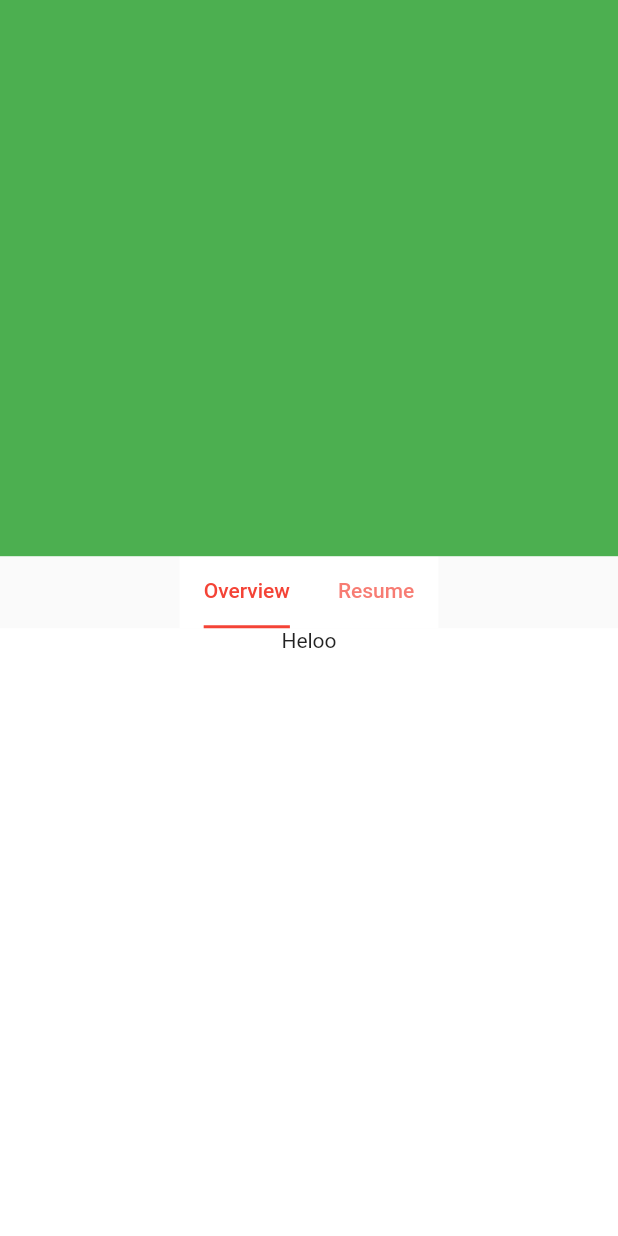
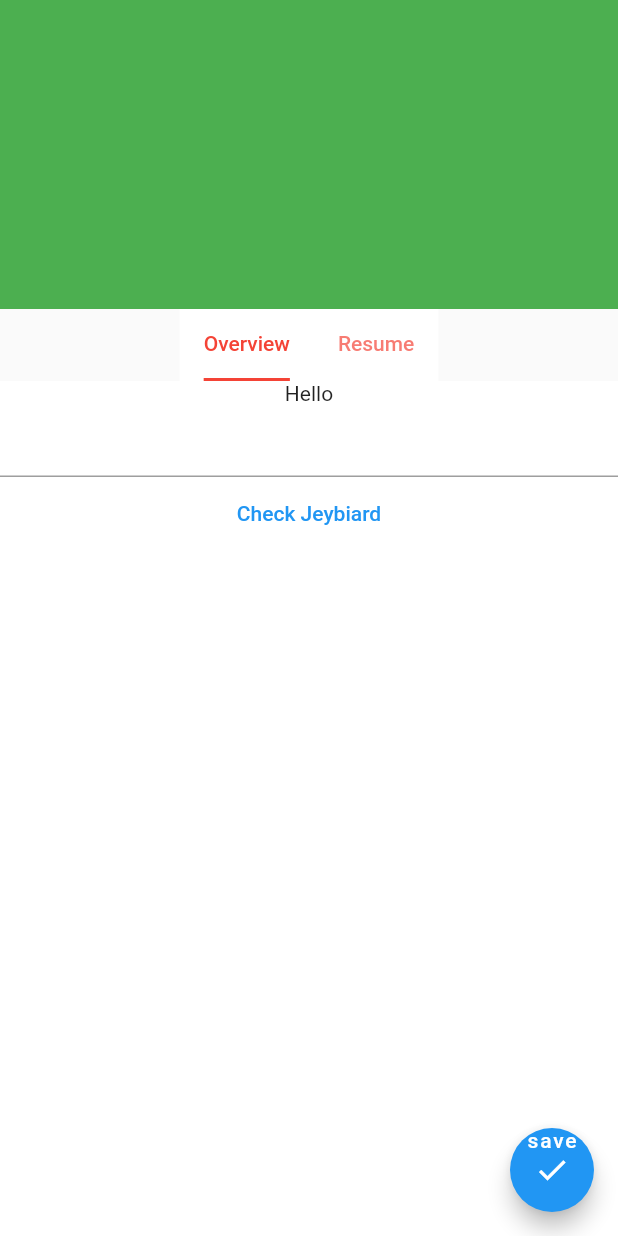
Before and after one commit to AsmaaRihan/NestedScrollView, a Flutter app: the screen it shows after launch, on a phone screen of 412 x 824 dp. Run offline on Flutter 3.47's test engine with Material 2 defaults, Android fonts, the phone set to English and light mode, and no system bars.

```diff
--- a/lib/MainPage.dart
+++ b/lib/MainPage.dart
@@ -22,6 +22,16 @@ class _MainPageState extends State<MainPage> with TickerProviderStateMixin {
     return DefaultTabController(
       length: 2,
       child: Scaffold(
+        floatingActionButton: !_keyboardIsVisible()
+            ? FloatingActionButton(
+                onPressed: () {
+                  print('save');
+                },
+                child: Column(
+                  children: [Text('save'), Icon(Icons.check)],
+                ),
+              )
+            : Container(),
         body: NestedScrollView(
             physics: NeverScrollableScrollPhysics(),
             headerSliverBuilder: (context, isScrolled) {
@@ -32,8 +42,8 @@ class _MainPageState extends State<MainPage> with TickerProviderStateMixin {
                   snap: false,
                   elevation: 50,
                   backgroundColor: Colors.green,
-                  collapsedHeight: MediaQuery.of(context).size.height * 0.45,
-                  expandedHeight: MediaQuery.of(context).size.height * 0.45,
+                  collapsedHeight: MediaQuery.of(context).size.height * 0.25,
+                  expandedHeight: MediaQuery.of(context).size.height * 0.25,
                   flexibleSpace: FlexibleSpaceBar(), // ProfileView()
                 ),
                 SliverPersistentHeader(
@@ -51,7 +61,19 @@ class _MainPageState extends State<MainPage> with TickerProviderStateMixin {
                 color: Colors.white,
                 child: SingleChildScrollView(
                   child: Column(
-                    children: [Text('Heloo')],
+                    children: [
+                      Text('Hello'),
+                      TextField(
+                        onChanged: (String val) {
+                          print('$val');
+                        },
+                      ),
+                      TextButton(
+                          onPressed: () {
+                            print(_keyboardIsVisible());
+                          },
+                          child: Text('Check Jeybiard')),
+                    ],
                   ),
                 ),
               ),
@@ -81,4 +103,8 @@ class _MainPageState extends State<MainPage> with TickerProviderStateMixin {
       labelColor: Colors.red,
     );
   }
+
+  bool _keyboardIsVisible() {
+    return !(MediaQuery.of(context).viewInsets.bottom == 0.0);
+  }
 }
```
